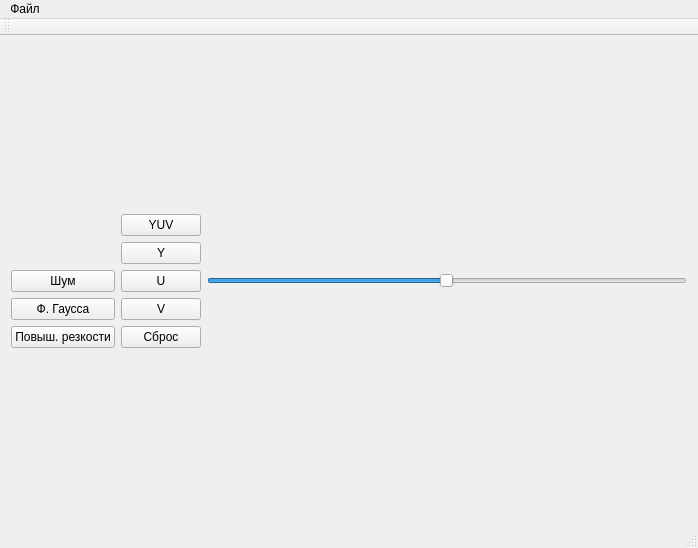
The window that Parallel_Programming/mainwindow.ui (Poletayson/Parallel_Programming) describes before a commit, drawn with Qt 5.
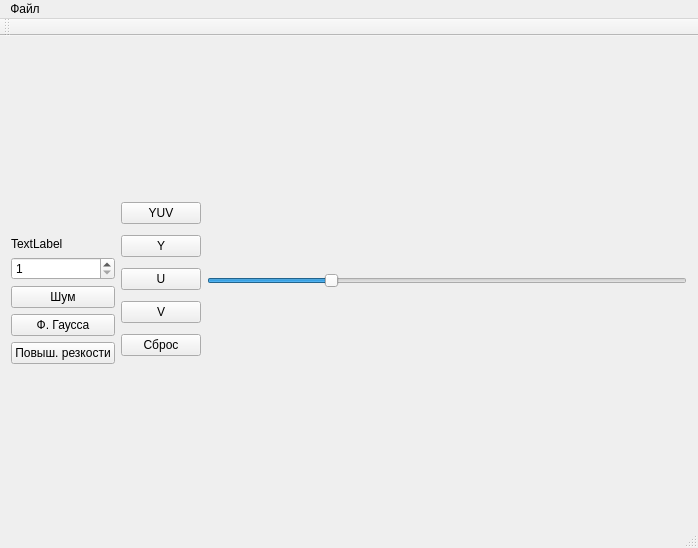
The same window after the commit.

Diff of the .ui file:
```diff
--- a/Parallel_Programming/mainwindow.ui
+++ b/Parallel_Programming/mainwindow.ui
@@ -33,6 +33,23 @@
           </property>
          </widget>
         </item>
+        <item>
+         <widget class="QLabel" name="labelOpenMP">
+          <property name="text">
+           <string>TextLabel</string>
+          </property>
+         </widget>
+        </item>
+        <item>
+         <widget class="QSpinBox" name="spinBoxThreadCount">
+          <property name="minimum">
+           <number>1</number>
+          </property>
+          <property name="maximum">
+           <number>50</number>
+          </property>
+         </widget>
+        </item>
         <item>
          <widget class="QPushButton" name="ButtonNoise">
           <property name="enabled">
@@ -112,7 +129,7 @@
            <number>255</number>
           </property>
           <property name="value">
-           <number>127</number>
+           <number>64</number>
           </property>
           <property name="orientation">
            <enum>Qt::Horizontal</enum>
```
